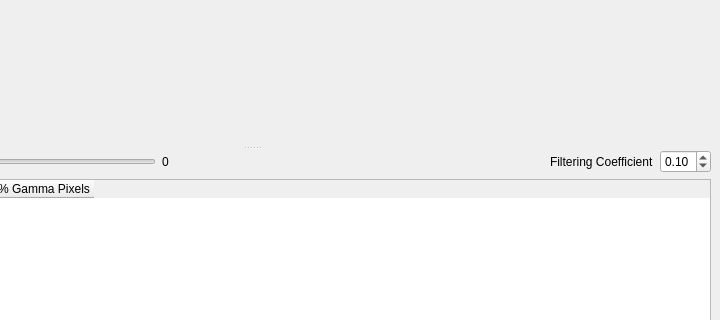
Before: the Qt Designer form ui/ui_gamma_filtering_tool.ui in neutronimaging/python_notebooks, drawn with Qt 5; both pictures show x 216 to 936 and y 281 to 601 of the 936 by 722 pixel window.
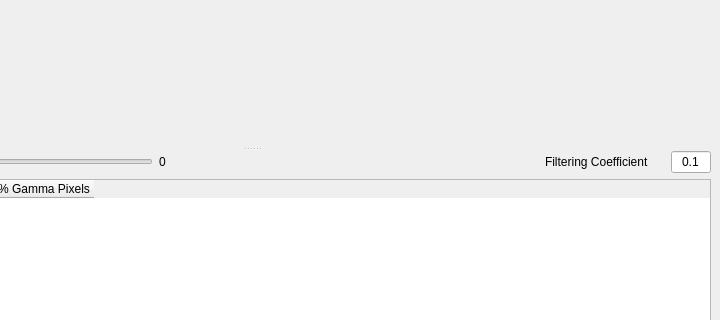
After: the same form once the commit is applied.

Commit message: Finished up gamma filtering application

The edit to the form file:
```diff
--- a/ui/ui_gamma_filtering_tool.ui
+++ b/ui/ui_gamma_filtering_tool.ui
@@ -79,28 +79,51 @@
              </spacer>
             </item>
             <item>
-             <layout class="QHBoxLayout" name="horizontalLayout_3">
-              <item>
                <widget class="QLabel" name="label_3">
+              <property name="minimumSize">
+               <size>
+                <width>120</width>
+                <height>0</height>
+               </size>
+              </property>
+              <property name="maximumSize">
+               <size>
+                <width>120</width>
+                <height>16777215</height>
+               </size>
+              </property>
                 <property name="text">
                  <string>Filtering Coefficient</string>
                 </property>
                </widget>
               </item>
               <item>
-               <widget class="QDoubleSpinBox" name="filtering_coefficient_value">
-                <property name="maximum">
-                 <double>1.000000000000000</double>
-                </property>
-                <property name="singleStep">
-                 <double>0.010000000000000</double>
-                </property>
-                <property name="value">
-                 <double>0.100000000000000</double>
-                </property>
-               </widget>
-              </item>
-             </layout>
+             <widget class="QLineEdit" name="filtering_coefficient_value">
+              <property name="minimumSize">
+               <size>
+                <width>40</width>
+                <height>0</height>
+               </size>
+              </property>
+              <property name="maximumSize">
+               <size>
+                <width>40</width>
+                <height>16777215</height>
+               </size>
+              </property>
+              <property name="baseSize">
+               <size>
+                <width>40</width>
+                <height>0</height>
+               </size>
+              </property>
+              <property name="text">
+               <string>0.1</string>
+              </property>
+              <property name="alignment">
+               <set>Qt::AlignCenter</set>
+              </property>
+             </widget>
             </item>
            </layout>
           </item>
```
Left out of the diff: 19 changed lines with no effect on the pictures. Lines whose indentation alone changed are shown as unchanged. The commit also changes 4 other files.
